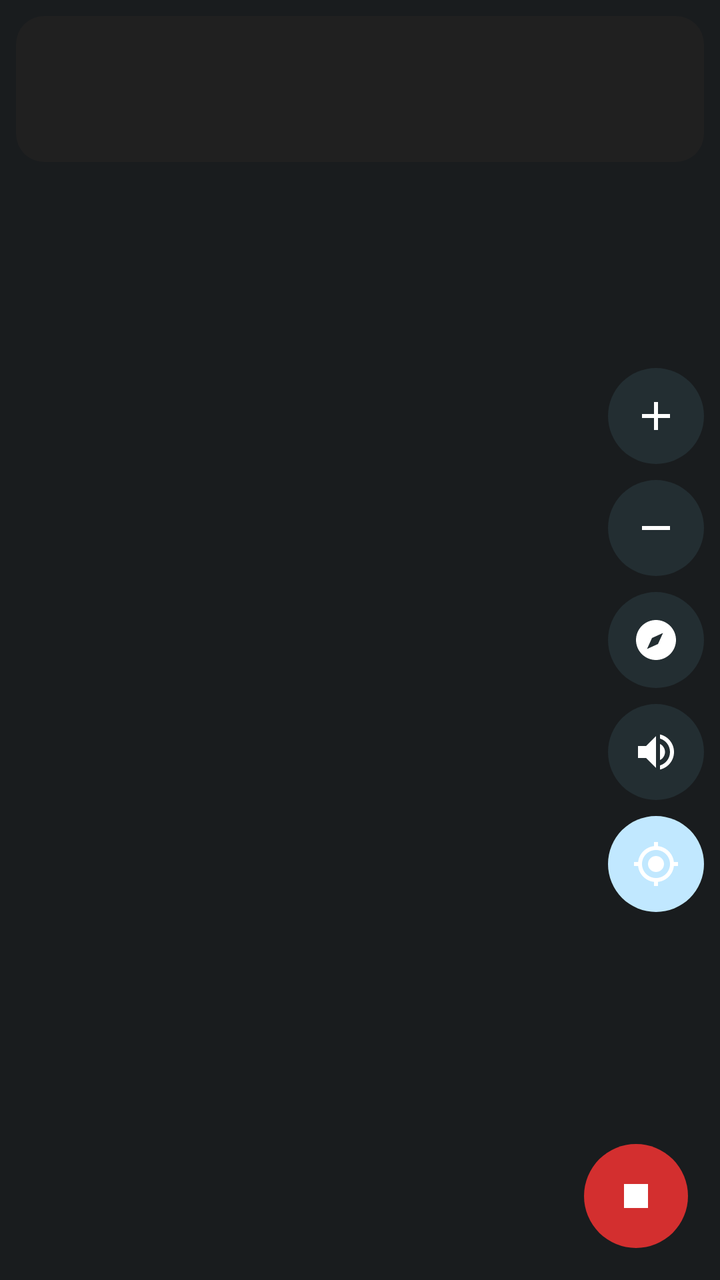
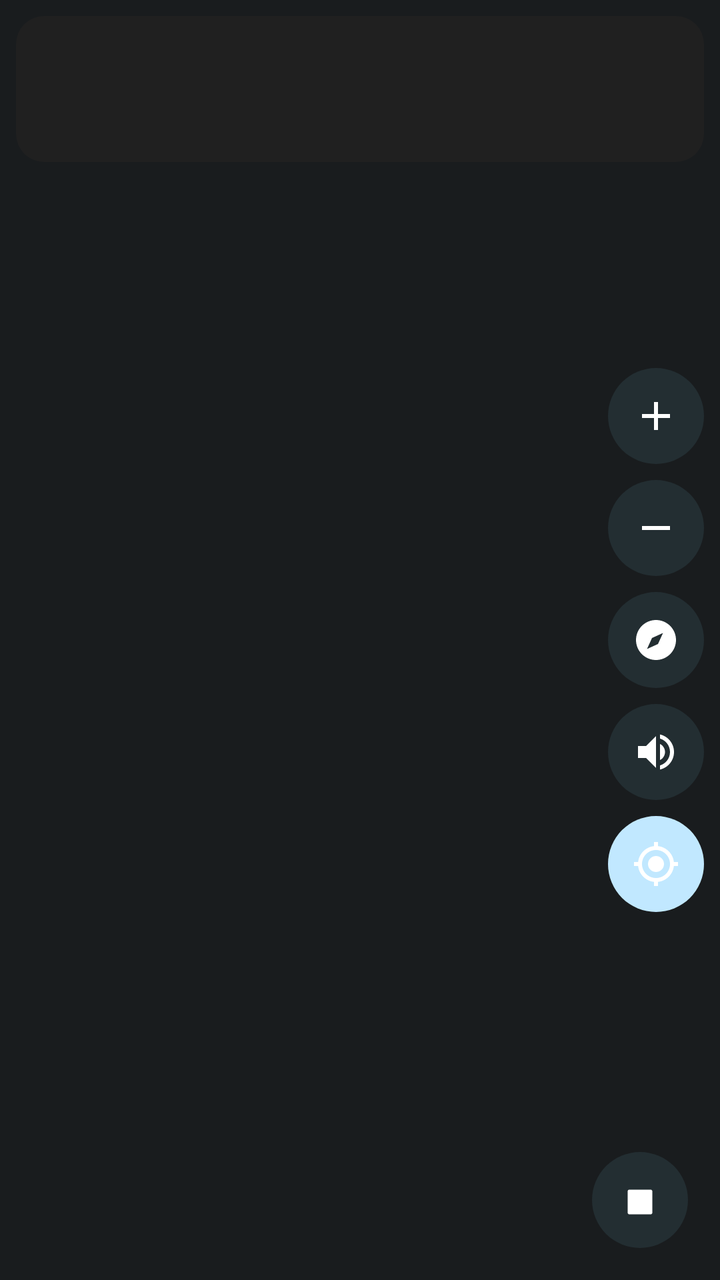

Compare the two renders of this Android layout. The source of the first and the diff that turns it into the second are given below.
<!-- AndroidManifest.xml: application theme android:Theme.DeviceDefault -->
<!-- res/layout/activity_navigation.xml -->
<?xml version="1.0" encoding="utf-8"?>
<FrameLayout xmlns:android="http://schemas.android.com/apk/res/android"
    android:layout_width="match_parent"
    android:layout_height="match_parent">

    <FrameLayout
        android:id="@+id/navMap"
        android:layout_width="match_parent"
        android:layout_height="match_parent" />

    <LinearLayout
        android:id="@+id/hudPanel"
        android:layout_width="match_parent"
        android:layout_height="wrap_content"
        android:layout_gravity="top"
        android:layout_margin="8dp"
        android:background="@drawable/hud_bg"
        android:orientation="vertical"
        android:fitsSystemWindows="true"
        android:padding="12dp">

        <LinearLayout
            android:layout_width="match_parent"
            android:layout_height="wrap_content"
            android:gravity="center_vertical"
            android:orientation="horizontal">

            <TextView
                android:id="@+id/tvInstruction"
                android:layout_width="0dp"
                android:layout_height="wrap_content"
                android:layout_weight="1"
                android:fontFamily="sans-serif-medium"
                android:maxLines="2"
                android:ellipsize="end"
                android:textColor="#FFFFFFFF"
                android:textSize="17sp" />

            <TextView
                android:id="@+id/tvManeuverDistance"
                android:layout_width="wrap_content"
                android:layout_height="wrap_content"
                android:layout_marginStart="12dp"
                android:fontFamily="sans-serif-medium"
                android:textColor="#FF80D8FF"
                android:textSize="22sp" />
        </LinearLayout>

        <TextView
            android:id="@+id/tvSub"
            android:layout_width="wrap_content"
            android:layout_height="wrap_content"
            android:layout_marginTop="2dp"
            android:textColor="#B3FFFFFF"
            android:textSize="13sp" />
    </LinearLayout>

    <ImageButton
        android:id="@+id/btnBackToMap"
        android:layout_width="48dp"
        android:layout_height="48dp"
        android:layout_gravity="top|end"
        android:layout_marginTop="16dp"
        android:layout_marginEnd="8dp"
        android:background="@drawable/fab_circle"
        android:contentDescription="@string/nav_back_to_map"
        android:src="@drawable/ic_back"
        android:visibility="gone" />

    <LinearLayout
        android:id="@+id/controlsPanel"
        android:layout_width="wrap_content"
        android:layout_height="wrap_content"
        android:layout_gravity="end|center_vertical"
        android:layout_marginEnd="8dp"
        android:orientation="vertical">

        <ImageButton
            android:id="@+id/btnZoomIn"
            android:layout_width="48dp"
            android:layout_height="48dp"
            android:background="@drawable/fab_circle_dark"
            android:contentDescription="@string/nav_zoom_in"
            android:src="@drawable/ic_zoom_in" />

        <ImageButton
            android:id="@+id/btnZoomOut"
            android:layout_width="48dp"
            android:layout_height="48dp"
            android:layout_marginTop="8dp"
            android:background="@drawable/fab_circle_dark"
            android:contentDescription="@string/nav_zoom_out"
            android:src="@drawable/ic_zoom_out" />

        <ImageButton
            android:id="@+id/btnCompass"
            android:layout_width="48dp"
            android:layout_height="48dp"
            android:layout_marginTop="8dp"
            android:background="@drawable/fab_circle_dark"
            android:contentDescription="@string/nav_heading_up"
            android:src="@drawable/ic_compass" />

        <ImageButton
            android:id="@+id/btnVoice"
            android:layout_width="48dp"
            android:layout_height="48dp"
            android:layout_marginTop="8dp"
            android:background="@drawable/fab_circle_dark"
            android:contentDescription="@string/nav_voice_on"
            android:src="@drawable/ic_volume_on" />

        <ImageButton
            android:id="@+id/btnRecenter"
            android:layout_width="48dp"
            android:layout_height="48dp"
            android:layout_marginTop="8dp"
            android:background="@drawable/fab_circle"
            android:contentDescription="@string/nav_recenter"
            android:src="@drawable/ic_my_location" />
    </LinearLayout>

    <LinearLayout
        android:id="@+id/arrivalPanel"
        android:layout_width="match_parent"
        android:layout_height="wrap_content"
        android:layout_gravity="center"
        android:layout_margin="24dp"
        android:background="#E6212121"
        android:fitsSystemWindows="true"
        android:orientation="vertical"
        android:padding="24dp"
        android:visibility="gone">

        <TextView
            android:layout_width="match_parent"
            android:layout_height="wrap_content"
            android:gravity="center"
            android:text="@string/nav_arrived"
            android:textColor="#FFFFFFFF"
            android:textSize="24sp"
            android:textStyle="bold" />

        <TextView
            android:id="@+id/tvArrivalAddress"
            android:layout_width="match_parent"
            android:layout_height="wrap_content"
            android:layout_marginTop="8dp"
            android:gravity="center"
            android:textColor="#B3FFFFFF"
            android:textSize="14sp" />

        <Button
            android:id="@+id/btnDone"
            android:layout_width="wrap_content"
            android:layout_height="wrap_content"
            android:layout_gravity="center_horizontal"
            android:layout_marginTop="16dp"
            android:minWidth="160dp"
            android:text="@string/nav_done" />
    </LinearLayout>

    <ImageButton
        android:id="@+id/btnStop"
        android:layout_width="52dp"
        android:layout_height="52dp"
        android:layout_gravity="bottom|end"
        android:layout_margin="16dp"
        android:background="@drawable/fab_circle_red"
        android:contentDescription="@string/nav_stop"
        android:fitsSystemWindows="true"
        android:src="@drawable/ic_stop" />
</FrameLayout>
<!-- resources referenced by this layout -->
<resources>
  <!-- drawable fab_circle (drawable) -->
  <?xml version="1.0" encoding="utf-8"?>
  <ripple xmlns:android="http://schemas.android.com/apk/res/android"
      android:color="?android:attr/colorControlHighlight">
      <item>
          <shape android:shape="oval">
              <solid android:color="?android:attr/colorAccent" />
          </shape>
      </item>
  </ripple>
  <!-- drawable fab_circle_dark (drawable) -->
  <?xml version="1.0" encoding="utf-8"?>
  <ripple xmlns:android="http://schemas.android.com/apk/res/android"
      android:color="?android:attr/colorControlHighlight">
      <item>
          <shape android:shape="oval">
              <solid android:color="#CC263238" />
          </shape>
      </item>
  </ripple>
  <!-- drawable fab_circle_red (drawable) -->
  <?xml version="1.0" encoding="utf-8"?>
  <ripple xmlns:android="http://schemas.android.com/apk/res/android"
      android:color="?android:attr/colorControlHighlight">
      <item>
          <shape android:shape="oval">
              <solid android:color="#FFD32F2F" />
          </shape>
      </item>
  </ripple>
  <!-- drawable hud_bg (drawable) -->
  <?xml version="1.0" encoding="utf-8"?>
  <shape xmlns:android="http://schemas.android.com/apk/res/android"
      android:shape="rectangle">
      <solid android:color="#D9212121" />
      <corners android:radius="14dp" />
  </shape>
  <!-- drawable ic_back (drawable) -->
  <?xml version="1.0" encoding="utf-8"?>
  <vector xmlns:android="http://schemas.android.com/apk/res/android"
      android:width="24dp"
      android:height="24dp"
      android:viewportWidth="24"
      android:viewportHeight="24">
      <path
          android:fillColor="#FFFFFFFF"
          android:pathData="M20,11H7.83l5.59,-5.59L12,4l-8,8 8,8 1.41,-1.41L7.83,13H20v-2z" />
  </vector>
  <!-- drawable ic_compass (drawable) -->
  <?xml version="1.0" encoding="utf-8"?>
  <vector xmlns:android="http://schemas.android.com/apk/res/android"
      android:width="24dp"
      android:height="24dp"
      android:viewportWidth="24"
      android:viewportHeight="24">
      <path
          android:fillColor="#FFFFFFFF"
          android:pathData="M12,2C6.48,2 2,6.48 2,12s4.48,10 10,10 10,-4.48 10,-10S17.52,2 12,2zM15.5,8.5l-2.5,5.5 -5.5,2.5 2.5,-5.5 5.5,-2.5z" />
  </vector>
  <!-- drawable ic_stop (drawable) -->
  <?xml version="1.0" encoding="utf-8"?>
  <vector xmlns:android="http://schemas.android.com/apk/res/android"
      android:width="24dp"
      android:height="24dp"
      android:viewportWidth="24"
      android:viewportHeight="24">
      <path
          android:fillColor="#FFFFFFFF"
          android:pathData="M6,6h12v12H6z" />
  </vector>
  <!-- drawable ic_zoom_in (drawable) -->
  <?xml version="1.0" encoding="utf-8"?>
  <vector xmlns:android="http://schemas.android.com/apk/res/android"
      android:width="24dp"
      android:height="24dp"
      android:viewportWidth="24"
      android:viewportHeight="24">
      <path
          android:fillColor="#FFFFFFFF"
          android:pathData="M19,13H13v6h-2v-6H5v-2h6V5h2v6h6V13z" />
  </vector>
  <!-- drawable ic_zoom_out (drawable) -->
  <?xml version="1.0" encoding="utf-8"?>
  <vector xmlns:android="http://schemas.android.com/apk/res/android"
      android:width="24dp"
      android:height="24dp"
      android:viewportWidth="24"
      android:viewportHeight="24">
      <path
          android:fillColor="#FFFFFFFF"
          android:pathData="M19,13H5v-2h14V13z" />
  </vector>
  <string name="nav_arrived">You have arrived</string>
  <string name="nav_back_to_map">Back to navigation map</string>
  <string name="nav_done">Done</string>
  <string name="nav_heading_up">Rotate map to heading</string>
  <string name="nav_recenter">Recenter map</string>
  <string name="nav_stop">End navigation</string>
  <string name="nav_voice_on">Voice guidance on</string>
  <string name="nav_zoom_in">Zoom in</string>
  <string name="nav_zoom_out">Zoom out</string>
  <!-- unchanged entries left out for length: 2 -->
</resources>

<!-- the commit's change to res/layout/activity_navigation.xml (unified diff, before → after) -->
@@ -162,12 +162,11 @@
 
     <ImageButton
         android:id="@+id/btnStop"
-        android:layout_width="52dp"
-        android:layout_height="52dp"
+        android:layout_width="48dp"
+        android:layout_height="48dp"
         android:layout_gravity="bottom|end"
         android:layout_margin="16dp"
-        android:background="@drawable/fab_circle_red"
+        android:background="@drawable/fab_circle_dark"
         android:contentDescription="@string/nav_stop"
-        android:fitsSystemWindows="true"
         android:src="@drawable/ic_stop" />
 </FrameLayout>
<!-- resource entries referenced after the edit -->
@@ -17,16 +17,6 @@
       <item>
           <shape android:shape="oval">
               <solid android:color="#CC263238" />
-          </shape>
-      </item>
-  </ripple>
-  <!-- drawable fab_circle_red (drawable) -->
-  <?xml version="1.0" encoding="utf-8"?>
-  <ripple xmlns:android="http://schemas.android.com/apk/res/android"
-      android:color="?android:attr/colorControlHighlight">
-      <item>
-          <shape android:shape="oval">
-              <solid android:color="#FFD32F2F" />
           </shape>
       </item>
   </ripple>
@@ -68,7 +58,7 @@
       android:viewportHeight="24">
       <path
           android:fillColor="#FFFFFFFF"
-          android:pathData="M6,6h12v12H6z" />
+          android:pathData="M6.8,6.8h10.4c0.6,0 1,0.4 1,1v10.4c0,0.6 -0.4,1 -1,1H6.8c-0.6,0 -1,-0.4 -1,-1V7.8c0,-0.6 0.4,-1 1,-1z" />
   </vector>
   <!-- drawable ic_zoom_in (drawable) -->
   <?xml version="1.0" encoding="utf-8"?>
